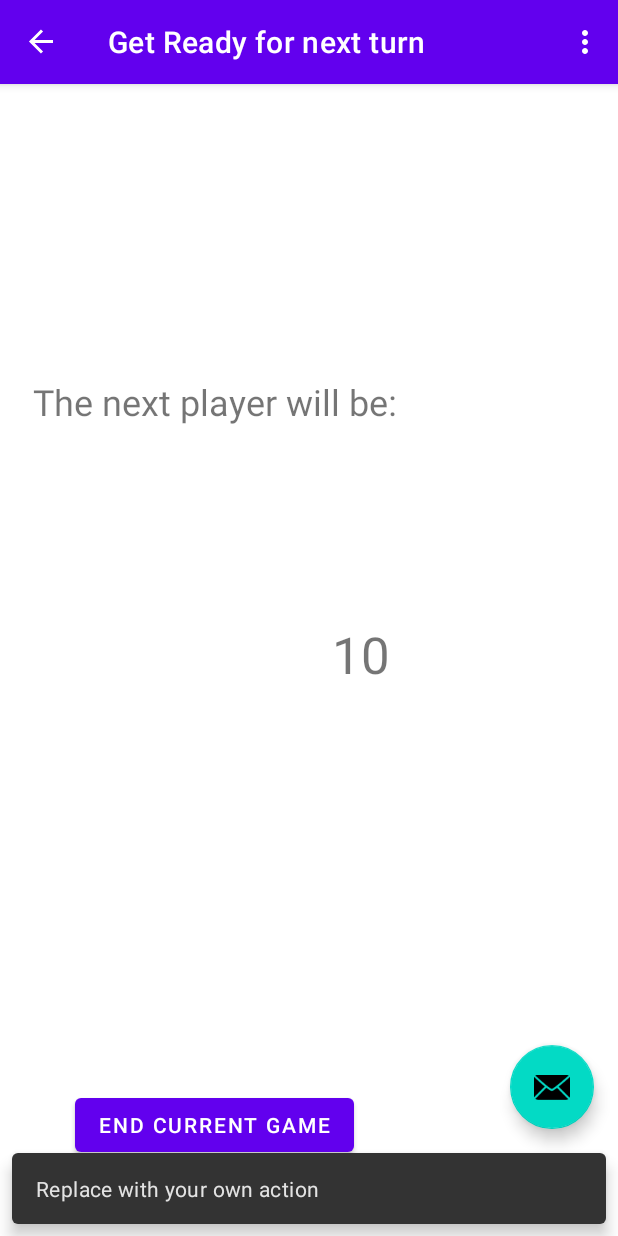
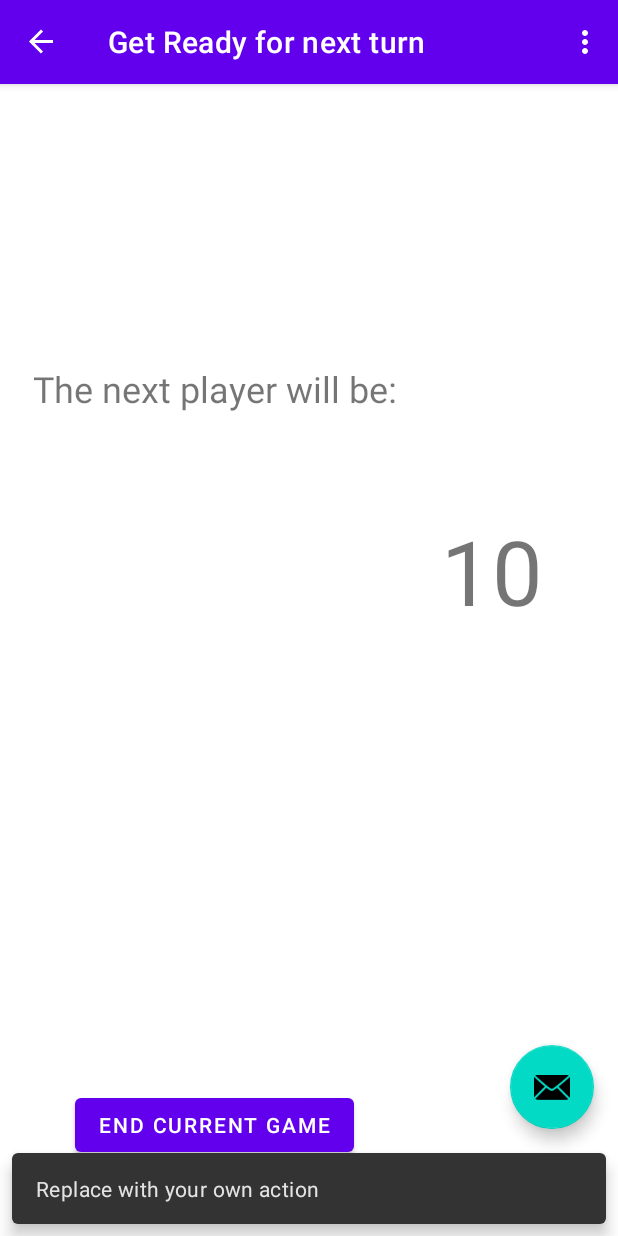
Before and after one commit to LukasBoril/DedelidoApp, an Android app: the FifthFragment screen opened through its navigation route, after a tap on an icon or button, on a phone screen of 412 x 824 dp. Run offline under Robolectric (Android 15) with nearby library versions, the phone set to English and light mode, and no system bars; our stand-ins replace Volley, navigation-ui; libraries missing offline, so code that uses them is left out: com.beust.klaxon; network calls fail; 4 statements that could not run were skipped.

Commit message:
Fragment five: - Calls backend for new cards, parse the string for accessing the pictures and dispalys them - informs backend if no mistake is made to increase roundCounter

```diff
--- a/app/src/main/java/com/example/myapplication/FifthFragment.kt
+++ b/app/src/main/java/com/example/myapplication/FifthFragment.kt
@@ -68,12 +68,12 @@ class FifthFragment : Fragment() {
         //id = resources.getIdentifier("com.example.myapplication:drawable/penguin_blue", null, null)
         //viewCard3.setImageResource(id)
 
-        // getting new cards
+        // getting new cards and displaying them in ImageView 0 to 2
         val requestQueue = Volley.newRequestQueue(requireContext())
         val request = StringRequest(
             Request.Method.GET, "http://10.0.2.2:8080/openCards",
             Response.Listener<String> { response ->
-                val allOpenCards = Klaxon().parse<OpenCards>(response)
+                val allOpenCards = ArrayList(Klaxon().parseArray<Card>(response))
                 if (allOpenCards != null) {
                     var addressFirstCard = produceCardAccessString(allOpenCards.get(0))
                     var id = resources.getIdentifier("com.example.myapplication:drawable/" + addressFirstCard, null, null)
@@ -105,16 +105,28 @@ class FifthFragment : Fragment() {
                 timePassed++
             }
 
+            // once it's done, inform the backend that no mistake was made
             override fun onFinish() {
                 timePassed= 0
+                val requestQueue = Volley.newRequestQueue(requireContext())
+                val request = StringRequest(
+                    Request.Method.PUT, "http://10.0.2.2:8080/roundCounter",
+                    Response.Listener<String> {
+                    },
+                    Response.ErrorListener {
+                        //use the porvided VolleyError to display
+                        //an error message
+                        Log.e("ERROR", it.message!! )
+                    })
+                requestQueue.add(request)
+
+                // navigate back to next-player fragment
                 view?.post {
                     findNavController().navigate(R.id.action_fifthFragment_to_FourthFragment)
                 }
             }
         }
         timer.start()
-
-
     }
 
     override fun onDestroyView() {
@@ -126,11 +138,7 @@ class FifthFragment : Fragment() {
         var cardColor = card.getCardColor()
         var cardAnimal = card.getCardAnimal()
         val output = cardAnimal + "_" + cardColor
-        return output
+        return output.toLowerCase()
     }
 
-//
-//    private fun  getRandomCardView(): String {
-//
-//    }
 }
--- a/app/src/main/res/layout/fragment_fourth.xml
+++ b/app/src/main/res/layout/fragment_fourth.xml
@@ -43,6 +43,7 @@
         android:layout_height="wrap_content"
         android:layout_marginTop="19dp"
         android:layout_marginBottom="193dp"
+        android:textSize="34sp"
         app:layout_constraintBottom_toTopOf="@+id/f4_button_backToMain"
         app:layout_constraintEnd_toEndOf="@+id/f4_button_backToMain"
         app:layout_constraintStart_toStartOf="@+id/f4_button_backToMain"
@@ -52,11 +53,10 @@
         android:id="@+id/f4_textView3"
         android:layout_width="wrap_content"
         android:layout_height="wrap_content"
-        android:layout_marginTop="192dp"
-        android:layout_marginEnd="152dp"
+        android:layout_marginTop="80dp"
+        android:layout_marginEnd="50dp"
         android:layout_marginBottom="200dp"
-        android:text="TextView"
-        android:textSize="34sp"
+        android:textSize="60sp"
         app:layout_constraintBottom_toBottomOf="parent"
         app:layout_constraintEnd_toEndOf="parent"
         app:layout_constraintTop_toTopOf="parent" />
```
